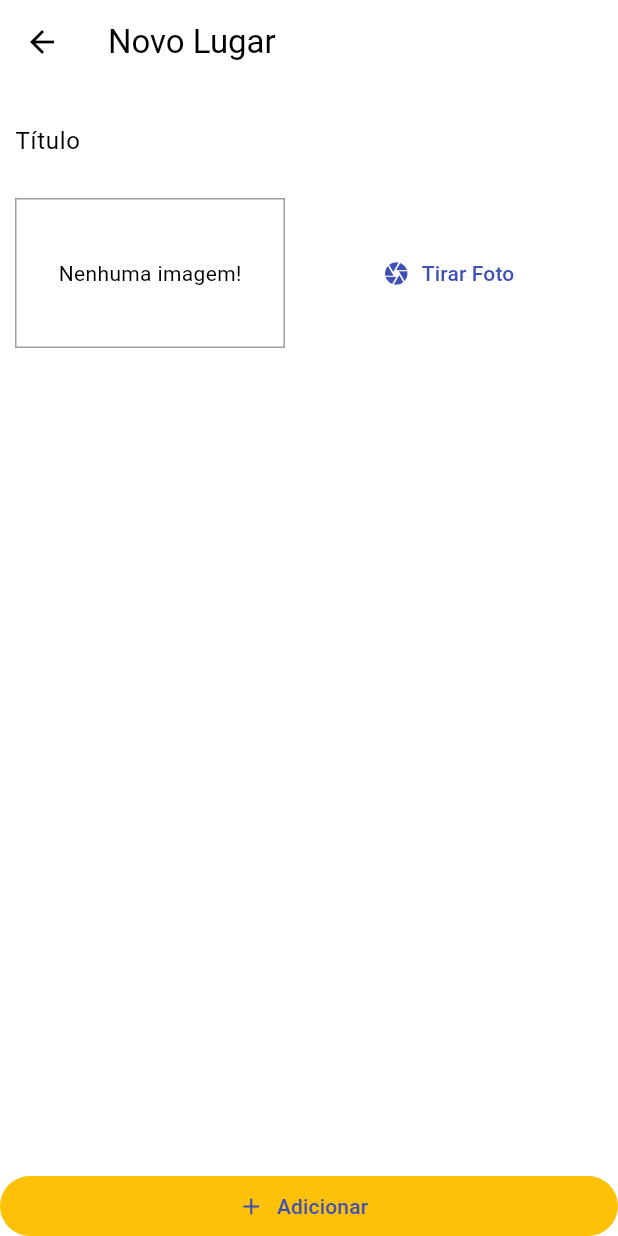
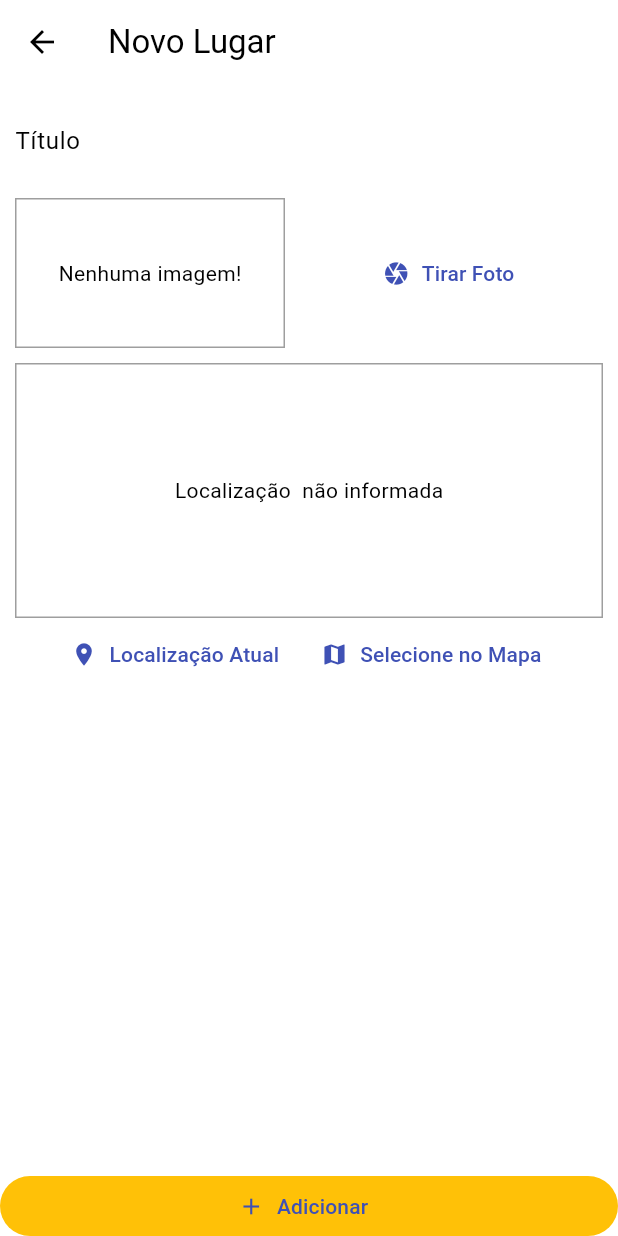
Before and after one commit to oJaciel/Great-Places-App, a Flutter app: the PlaceFormScreen screen opened by its route, on a phone screen of 412 x 824 dp. Run offline on Flutter 3.47's test engine with Material 3 defaults, Android fonts, the phone set to English and light mode, and no system bars; our stand-ins replace image_picker, sqflite; accounts and stored records are empty.

Commit message:
Componente LocationInput + Package Location
Criado componente para trabalhar com os dados de localização. *Ainda sem implementação

Adicionado o package Location, e configurado para funcionamento no IOS.

```diff
--- a/lib/screens/place_form_screen.dart
+++ b/lib/screens/place_form_screen.dart
@@ -3,6 +3,7 @@ import 'dart:io';
 import 'package:flutter/material.dart';
 import 'package:great_places/providers/great_places.dart';
 import 'package:great_places/widgets/image_input.dart';
+import 'package:great_places/widgets/location_input.dart';
 import 'package:provider/provider.dart';
 
 class PlaceFormScreen extends StatefulWidget {
@@ -52,6 +53,8 @@ class _PlaceFormScreenState extends State<PlaceFormScreen> {
                     ),
                     SizedBox(height: 10),
                     ImageInput(_selectImage),
+                    SizedBox(height: 10),
+                    LocationInput(),
                   ],
                 ),
               ),
--- /dev/null
+++ b/lib/widgets/location_input.dart
@@ -0,0 +1,57 @@
+import 'package:flutter/material.dart';
+
+class LocationInput extends StatefulWidget {
+  const LocationInput({super.key});
+
+  @override
+  State<LocationInput> createState() => _LocationInputState();
+}
+
+class _LocationInputState extends State<LocationInput> {
+  String? _previewImageUrl;
+
+  @override
+  Widget build(BuildContext context) {
+    return Column(
+      children: [
+        Container(
+          height: 170,
+          width: double.infinity,
+          alignment: Alignment.center,
+          decoration: BoxDecoration(
+            border: Border.all(width: 1, color: Colors.grey),
+          ),
+          child:
+              _previewImageUrl == null
+                  ? Text('Localização  não informada')
+                  : Image.network(
+                    _previewImageUrl!,
+                    fit: BoxFit.cover,
+                    width: double.infinity,
+                  ),
+        ),
+        Row(
+          mainAxisAlignment: MainAxisAlignment.center,
+          children: [
+            TextButton.icon(
+              onPressed: () {},
+              label: Text(
+                'Localização Atual',
+                style: TextStyle(color: Theme.of(context).colorScheme.primary),
+              ),
+              icon: Icon(Icons.location_on),
+            ),
+            TextButton.icon(
+              onPressed: () {},
+              label: Text(
+                'Selecione no Mapa',
+                style: TextStyle(color: Theme.of(context).colorScheme.primary),
+              ),
+              icon: Icon(Icons.map),
+            ),
+          ],
+        ),
+      ],
+    );
+  }
+}
--- a/pubspec.yaml
+++ b/pubspec.yaml
@@ -39,6 +39,7 @@ dependencies:
   path_provider: ^2.1.5
   path: ^1.9.1
   sqflite: ^2.4.2
+  location: ^8.0.1
 
 dev_dependencies:
   flutter_test:
```
Also changed, not shown: pubspec.lock, 2 other files.
